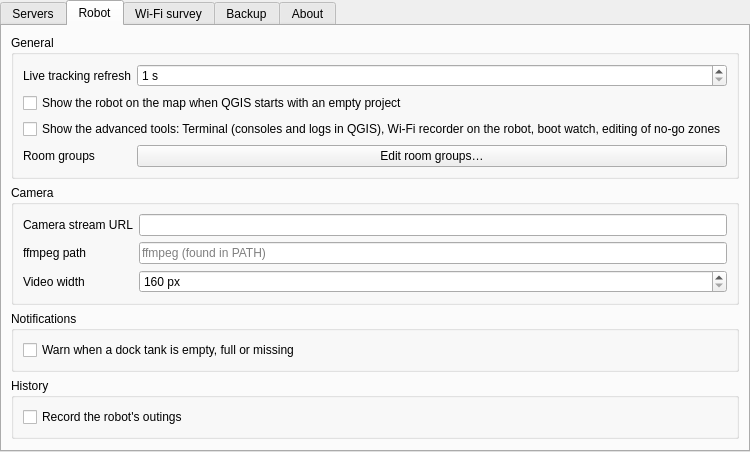
The window that valetudo_qgis/ui/settings_page.ui (sylsta/homeqgis) describes before a commit, drawn with Qt 5.
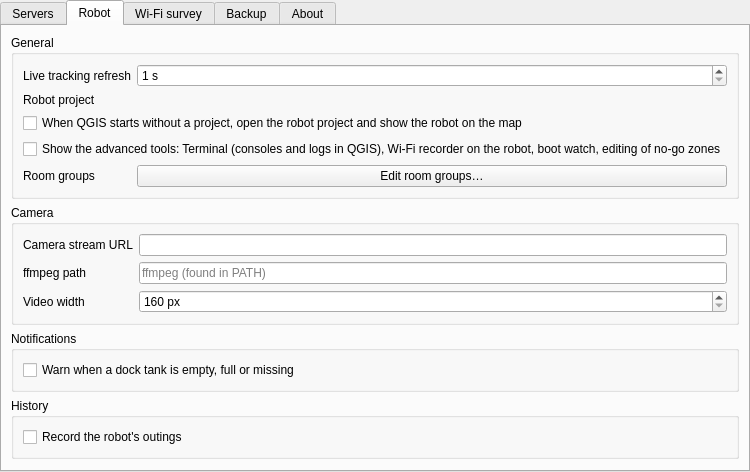
The same window after the commit. The open tabs and pages were chosen to show the change. Custom widgets are drawn as their Qt base class.

Commit message:
The robot project: no robot layers in a project never saved
- A robot project (.qgz) in the settings, Robot tab, General
- Show on map, the Wi-Fi survey, the restrictions and room split in a project
  never saved offer to open the robot project, or to save this one as it
- At start-up without a project, the option opens the robot project and turns
  Show on map on; without a robot project, a message offers to choose one
- Another saved project works as before; the map is no longer loaded into an
  unsaved one

The edit to the form file:
```diff
--- a/valetudo_qgis/ui/settings_page.ui
+++ b/valetudo_qgis/ui/settings_page.ui
@@ -66,28 +66,38 @@
             </property>
            </widget>
           </item>
-          <item row="1" column="0" colspan="2">
-           <widget class="QCheckBox" name="live_at_start">
+          <item row="1" column="0">
+           <widget class="QLabel" name="lbl_robot_project">
             <property name="text">
-             <string>Show the robot on the map when QGIS starts with an empty project</string>
+             <string>Robot project</string>
             </property>
            </widget>
           </item>
+          <item row="1" column="1">
+           <widget class="QgsFileWidget" name="robot_project"/>
+          </item>
           <item row="2" column="0" colspan="2">
+           <widget class="QCheckBox" name="live_at_start">
+            <property name="text">
+             <string>When QGIS starts without a project, open the robot project and show the robot on the map</string>
+            </property>
+           </widget>
+          </item>
+          <item row="3" column="0" colspan="2">
            <widget class="QCheckBox" name="chk_advanced">
             <property name="text">
              <string>Show the advanced tools: Terminal (consoles and logs in QGIS), Wi-Fi recorder on the robot, boot watch, editing of no-go zones</string>
             </property>
            </widget>
           </item>
-          <item row="3" column="0">
+          <item row="4" column="0">
            <widget class="QLabel" name="lbl_room_groups">
             <property name="text">
              <string>Room groups</string>
             </property>
            </widget>
           </item>
-          <item row="3" column="1">
+          <item row="4" column="1">
            <widget class="QPushButton" name="btn_room_groups">
             <property name="text">
              <string>Edit room groups…</string>
@@ -595,6 +605,11 @@
    <extends>QWidget</extends>
    <header>qgis.gui</header>
   </customwidget>
+  <customwidget>
+   <class>QgsFileWidget</class>
+   <extends>QWidget</extends>
+   <header>qgis.gui</header>
+  </customwidget>
  </customwidgets>
  <resources/>
  <connections/>
```
The commit also changes 9 other files.
